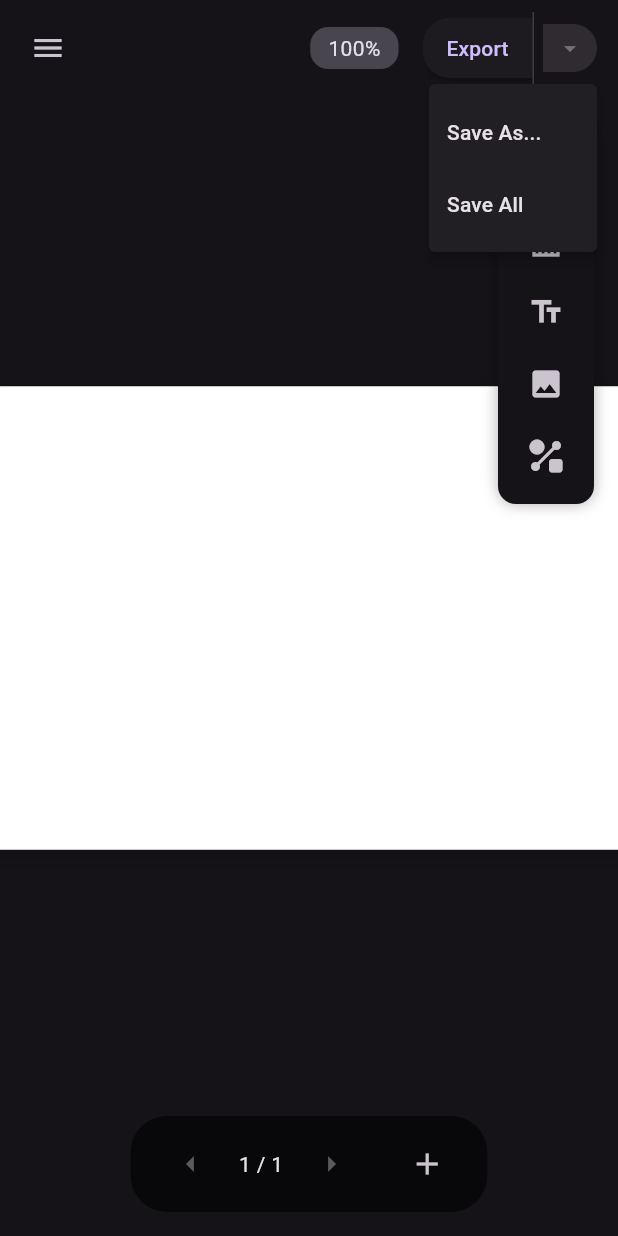
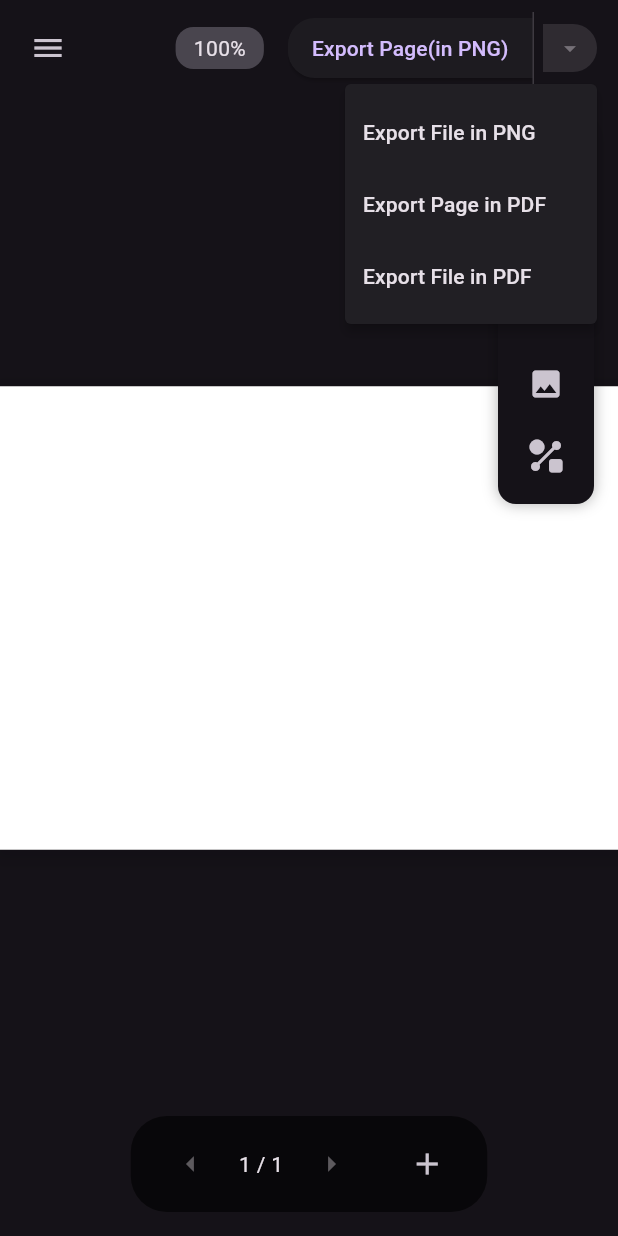
Before and after one commit to shashankdaima/flutter-canvas-board-app, a Flutter app: the screen it shows after launch, after a tap on the "arrow drop down" icon, on a phone screen of 412 x 824 dp. Run offline on Flutter 3.47's test engine with Material 3 defaults, Android fonts, the light colour scheme and no system bars; missing offline and left inert: dart:html, defer_pointer.

Commit message:
much better exports

```diff
--- a/lib/widgets/export_button.dart
+++ b/lib/widgets/export_button.dart
@@ -20,38 +20,57 @@ class ExportButton extends StatelessWidget {
           return const CircularProgressIndicator();
         }
 
-        // return ElevatedButton(
-        //   onPressed: () async {
-        //
-        //   },
-        //   child: const Text('Export'),
-        // );
         return SplitButton(
-          label: 'Export',
+          label: 'Export Page(in PNG)',
           onPressed: () async {
+            try {
               final imageBytes = await exportProvider.exportDrawing();
               if (imageBytes != null) {
                 final filename =
                     'drawing_${DateTime.now().millisecondsSinceEpoch}.png';
                 if (kIsWeb) {
-                _webDownload(imageBytes, filename);
+                  _webDownload(context, imageBytes, filename);
                 } else {
-                await _mobileDownload(imageBytes, filename);
+                  await _mobileDownload(context, imageBytes, filename);
                 }
               } else if (exportProvider.errorMessage != null) {
                 ScaffoldMessenger.of(context).showSnackBar(
                   SnackBar(content: Text(exportProvider.errorMessage!)),
                 );
               }
+            } catch (e) {
+              ScaffoldMessenger.of(context).showSnackBar(
+                SnackBar(content: Text('Error during export: $e')),
+              );
+            }
           },
           menuItems: [
             PopupMenuItem(
-              value: 'save_as',
-              child: Text('Save As...'),
+              value: 'export_png',
+              child: Text('Export File in PNG'),
+              onTap: () {
+                ScaffoldMessenger.of(context).showSnackBar(
+                  SnackBar(content: Text('Exporting File in PNG...')),
+                );
+              },
             ),
             PopupMenuItem(
-              value: 'save_all',
-              child: Text('Save All'),
+              value: 'export_page_pdf',
+              child: Text('Export Page in PDF'),
+              onTap: () {
+                ScaffoldMessenger.of(context).showSnackBar(
+                  SnackBar(content: Text('Exporting Page in PDF...')),
+                );
+              },
+            ),
+            PopupMenuItem(
+              value: 'export_file_pdf',
+              child: Text('Export File in PDF'),
+              onTap: () {
+                ScaffoldMessenger.of(context).showSnackBar(
+                  SnackBar(content: Text('Exporting File in PDF...')),
+                );
+              },
             ),
           ],
         );
@@ -59,39 +78,34 @@ class ExportButton extends StatelessWidget {
     );
   }
 
-  void _webDownload(Uint8List bytes, String filename) {
-    // Create blob
+  void _webDownload(BuildContext context, Uint8List bytes, String filename) {
+    try {
       final blob = html.Blob([bytes], 'image/png');
-
-    // Create download URL
       final url = html.Url.createObjectUrlFromBlob(blob);
-
-    // Create anchor element
       final anchor = html.AnchorElement()
         ..href = url
         ..style.display = 'none'
         ..download = filename;
-
-    // Add to document
       html.document.body?.children.add(anchor);
-
-    // Trigger download
       anchor.click();
-
-    // Clean up
       html.document.body?.children.remove(anchor);
       html.Url.revokeObjectUrl(url);
+    } catch (e) {
+      ScaffoldMessenger.of(context).showSnackBar(
+        SnackBar(content: Text('Error during web download: $e')),
+      );
+    }
   }
 
-  Future<void> _mobileDownload(Uint8List bytes, String filename) async {
+  Future<void> _mobileDownload(BuildContext context, Uint8List bytes, String filename) async {
     try {
       final directory = await getApplicationDocumentsDirectory();
       final file = io.File('${directory.path}/$filename');
       await file.writeAsBytes(bytes);
-      // You might want to add platform-specific success notifications here
     } catch (e) {
-      print('Error saving file: $e');
-      // Handle error appropriately for your app
+      ScaffoldMessenger.of(context).showSnackBar(
+        SnackBar(content: Text('Error saving file: $e')),
+      );
     }
   }
 }
--- a/lib/widgets/page_content.dart
+++ b/lib/widgets/page_content.dart
@@ -67,7 +67,9 @@ class _PageContentState extends State<PageContent> {
     return Stack(
       children: [
         // Background container
-        Container(
+        RepaintBoundary(
+          key: repaintBoundaryKey,
+          child: Container(
             decoration: BoxDecoration(
               color: Colors.white,
               boxShadow: [
@@ -79,11 +81,6 @@ class _PageContentState extends State<PageContent> {
                 ),
               ],
             ),
-        ),
-
-        // Drawing canvas layer/Render Layer
-        RepaintBoundary(
-          key: repaintBoundaryKey,
             child: CustomPaint(
               painter: PagePainter(
                 elements: pageContentProvider.getPageElements(currentPage),
@@ -91,6 +88,7 @@ class _PageContentState extends State<PageContent> {
                 eraserWidth: eraserWidth,
               ),
               size: Size.infinite,
+            ),
           ),
         ),
 
```
Lines whose indentation alone changed are shown as unchanged.
